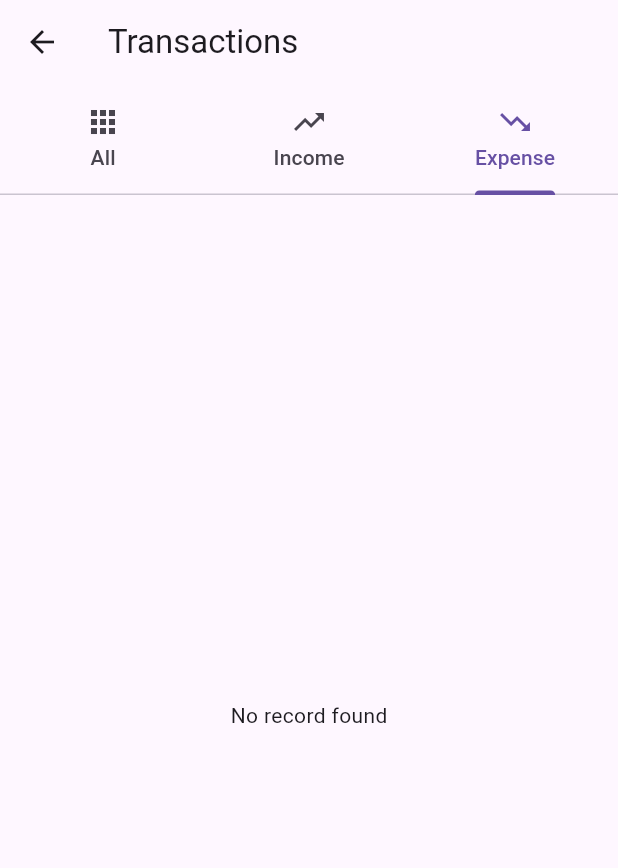
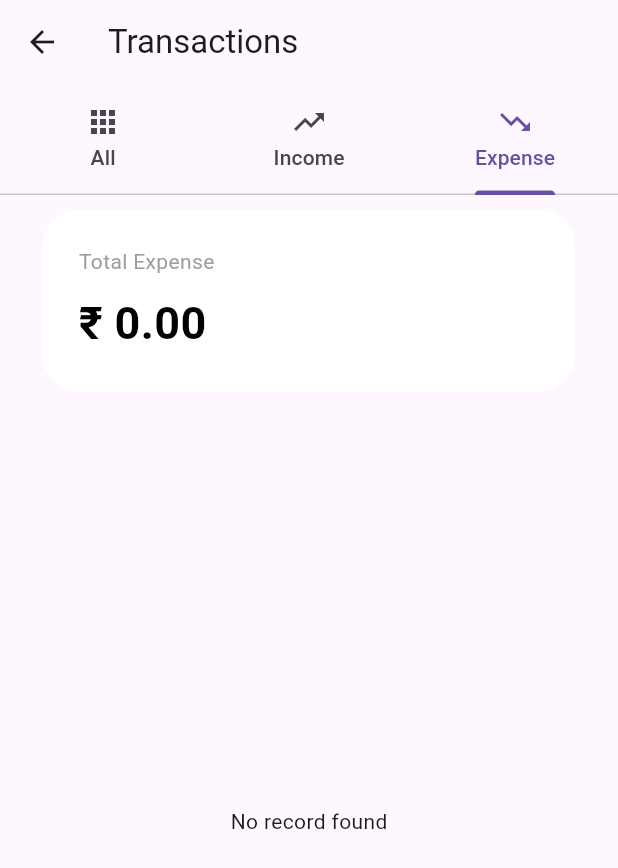
Before and after one commit to kumarmanish24-tech/budget-tracker-app-, a Flutter app: the trans screen opened directly, tab 3 chosen, on a phone screen of 412 x 824 dp. Shown: the top 868 px of the screen. Run offline on Flutter 3.47's test engine with Material 3 defaults, Android fonts, the phone set to English and light mode, and no system bars; our stand-ins replace sqflite; accounts and stored records are empty.

Commit message:
Expense data read by provider and make container view

```diff
--- a/lib/trans.dart
+++ b/lib/trans.dart
@@ -194,6 +194,52 @@ class _transState extends State<trans> {
             Center(child: Column(
               children: [
 
+                Container(
+                  width: 355,
+                  margin: const EdgeInsets.symmetric(horizontal: 10, vertical: 10),
+                  padding: const EdgeInsets.all(24),
+                  decoration: BoxDecoration(
+                    color: Colors.white,
+                    borderRadius: BorderRadius.circular(24),
+                  ),
+                  child: Column(
+                    crossAxisAlignment: CrossAxisAlignment.start,
+                    children: [
+                      const Text(
+                        'Total Expense',
+                        style: TextStyle(color: Colors.grey, fontSize: 14),
+                      ),
+                      const SizedBox(height: 10),
+
+                      // 🔥 YAHAN DIRECT TEXT KE ANDAR WIDGET BANAYA
+                      FutureBuilder<double>(
+                        future: DBHelper2.getTotalIncome(), // Alag banaya hua function call kiya
+                        builder: (context, snapshot) {
+                          // Jab tak database calculation kar raha hai
+                          if (snapshot.connectionState == ConnectionState.waiting) {
+                            return const SizedBox(
+                              height: 20,
+                              width: 20,
+                              child: CircularProgressIndicator(strokeWidth: 2, color: Color(0xFF06B6D4)),
+                            );
+                          }
+
+                          // Value milne par direct text me print
+                          final total = snapshot.data ?? 0.0;
+                          return Text(
+                            '₹ ${total.toStringAsFixed(2)}',
+                            style: const TextStyle(
+                              color: Colors.black,
+                              fontSize: 30,
+                              fontWeight: FontWeight.bold,
+                            ),
+                          );
+                        },
+                      ),
+                    ],
+                  ),
+                ),
+
                 datapro.allRecords.isEmpty
                 ? const Expanded(child: Center(
                   child: Text("No record found")
@@ -202,14 +248,75 @@ class _transState extends State<trans> {
                     itemBuilder: (context,index){
 
                       var record = datapro.allRecords[index];
-                      var incomeValue = record[DBHelper2.colIncome];
-                      var dateValue = record['record_date'];
 
 
-                      return ListTile(
-                        title: Text(incomeValue != null ? incomeValue.toString() : '0.00'),
-                        subtitle:  Text(dateValue != null ? dateValue.toString() : 'No Date'),
+                      var incomeValue = record[DBHelper2.colIncome.toString()];
+                      var dateValue = record['record_date'];
+                      var note = record['note'];
+                      var cate = record['category'];
+                      var ID = record['id'];
+
+
+
+                      return Container(
+                        margin: const EdgeInsets.only(bottom: 2),
+
+                        decoration: BoxDecoration(
+                          // color: Color.fromRGBO(113, 82, 251,1),
+
+                          color: Colors.white,
+                          borderRadius: BorderRadius.circular(12),
+                        ),
+                        child: ListTile(
+                          leading: Container(
+                            padding: const EdgeInsets.all(10),
+                            decoration: BoxDecoration(
+
+                              color: Colors.redAccent.withOpacity(0.1),
+                              shape: BoxShape.circle,
+                            ),
+                            child: const Icon(Icons.trending_down_outlined, color: Colors.redAccent),
+                          ),
+                          // Read Income Amount
+                          title: Text(
+                            '₹ ${incomeValue}',
+                            style: const TextStyle(fontWeight: FontWeight.w500, fontSize: 18, color: Colors.black),
+                          ),
+                          // Read Notes and Date
+                          subtitle: Column(
+                            crossAxisAlignment: CrossAxisAlignment.start,
+                            children: [
+                              const SizedBox(height: 4),
+                              Text(
+                                cate?? 'No Notes',
+                                style: const TextStyle(color: Colors.black54),
+                              ),
+                              const SizedBox(height: 2),
+                              Text(
+                                note,
+                                style: const TextStyle(color: Colors.grey, fontSize: 12),
+                              ),
+                            ],
+                          ),
+                          // Delete Button (Optional)
+                          trailing: IconButton(
+                            icon: const Icon(Icons.delete_sweep_outlined, color: Colors.redAccent),
+                            onPressed: () async {
+                              await DBHelper2.deleteRecord(ID);
+                              _refreshUI();
+                              if (mounted) {
+                                context.read<incomedata>().refreshData();
+                              }// Delete hote hi screen refresh
+                            },
+                          ),
+                        ),
                       );
+
+
+                      // return ListTile(
+                      //   title: Text(incomeValue != null ? incomeValue.toString() : '0.00'),
+                      //   subtitle:  Text(dateValue != null ? dateValue.toString() : 'No Date'),
+                      // );
 
 
                     }))
```
